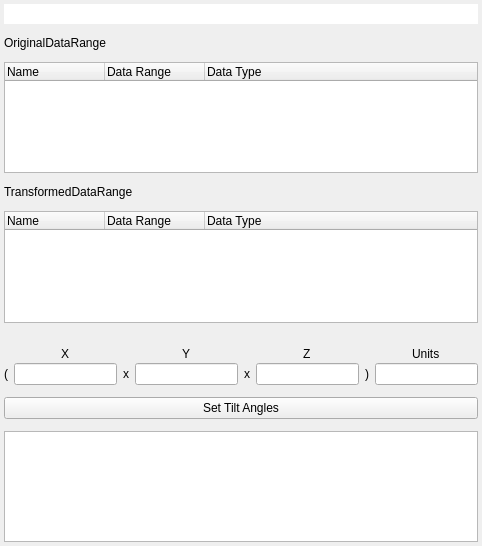
First picture: the form in tomviz/DataPropertiesPanel.ui, repository OpenChemistry/tomviz, before the edit.
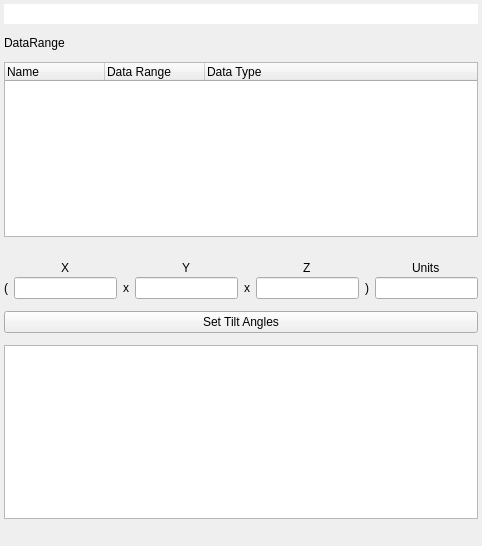
Second picture: the form after the edit. Custom widgets are drawn as their Qt base class.

Commit message: Initial work to remove transformed data from data source

Diff of the .ui file:
```diff
--- a/tomviz/DataPropertiesPanel.ui
+++ b/tomviz/DataPropertiesPanel.ui
@@ -45,7 +45,7 @@
    <item>
     <widget class="QLabel" name="OriginalDataRange">
      <property name="text">
-      <string>OriginalDataRange</string>
+      <string>DataRange</string>
      </property>
      <property name="wordWrap">
       <bool>true</bool>
@@ -53,39 +53,7 @@
     </widget>
    </item>
    <item>
-    <widget class="pqTreeWidget" name="OriginalDataTreeWidget">
-     <property name="rootIsDecorated">
-      <bool>false</bool>
-     </property>
-     <column>
-      <property name="text">
-       <string>Name</string>
-      </property>
-     </column>
-     <column>
-      <property name="text">
-       <string>Data Range</string>
-      </property>
-     </column>
-     <column>
-      <property name="text">
-       <string>Data Type</string>
-      </property>
-     </column>
-    </widget>
-   </item>
-   <item>
-    <widget class="QLabel" name="TransformedDataRange">
-     <property name="text">
-      <string>TransformedDataRange</string>
-     </property>
-     <property name="wordWrap">
-      <bool>true</bool>
-     </property>
-    </widget>
-   </item>
-   <item>
-    <widget class="pqTreeWidget" name="TransformedDataTreeWidget">
+    <widget class="pqTreeWidget" name="DataTreeWidget">
      <property name="rootIsDecorated">
       <bool>false</bool>
      </property>
```
Left out of the diff: 35 changed lines with no effect on the pictures. The commit also changes 30 other files.
